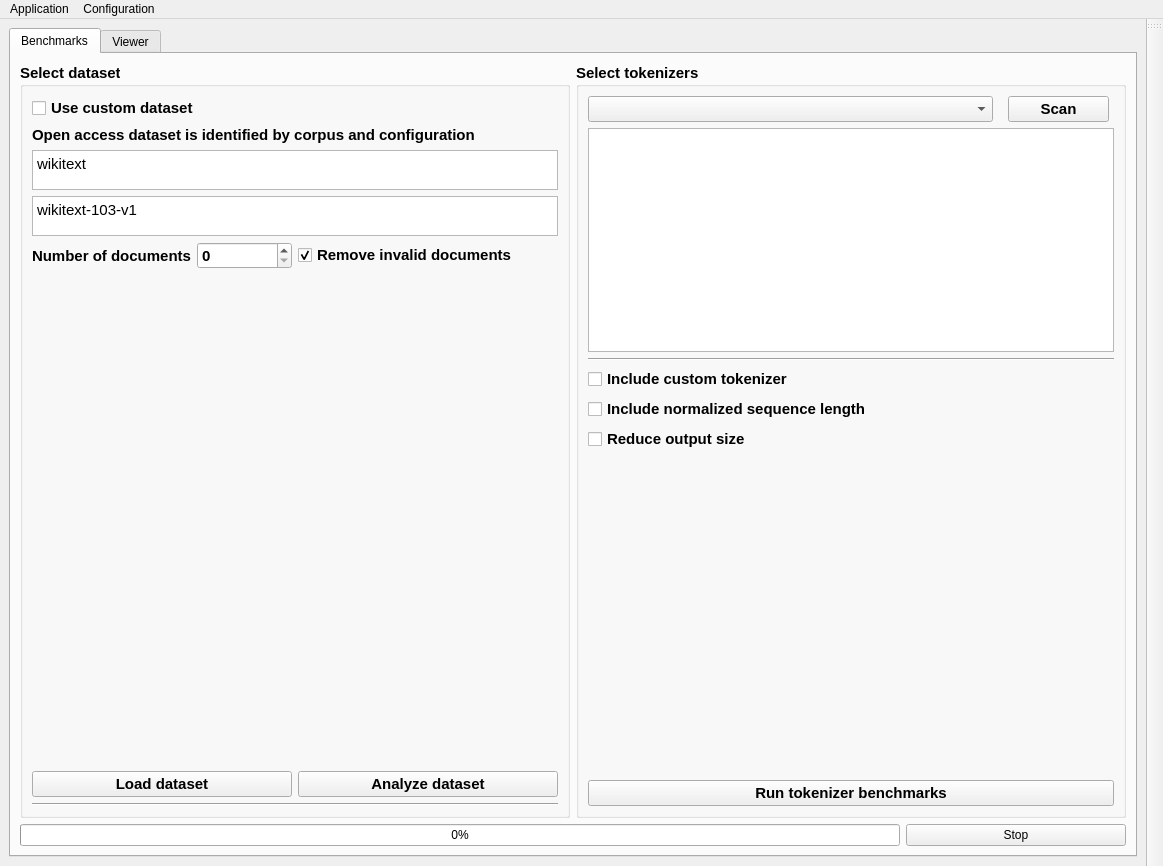
CTCycle/TKBEN-tokenizers-benchmarker, file TokenBenchy/app/assets/window_layout.ui: the form before one commit.
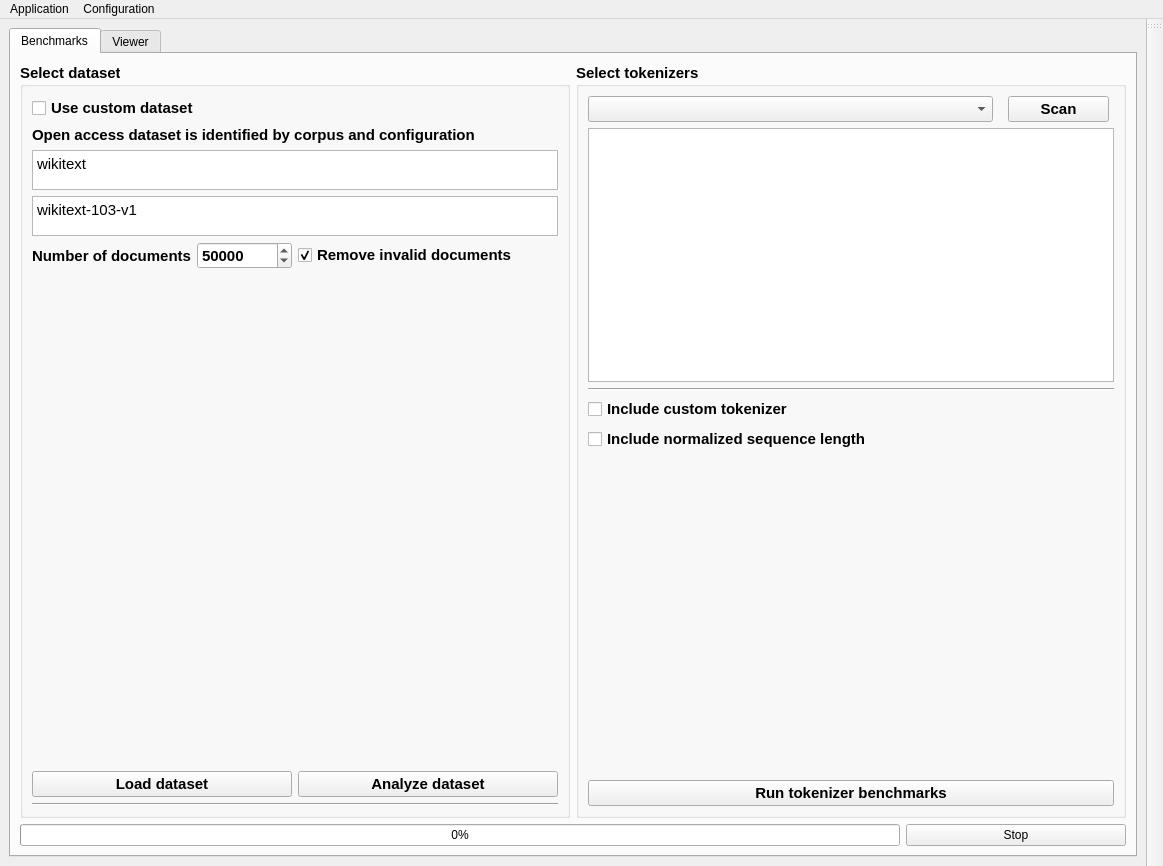
The form after the commit.

Patch:
```diff
--- a/TokenBenchy/app/assets/window_layout.ui
+++ b/TokenBenchy/app/assets/window_layout.ui
@@ -142,6 +142,9 @@
                    <property name="maximum">
                     <number>1000000000</number>
                    </property>
+                   <property name="value">
+                    <number>50000</number>
+                   </property>
                   </widget>
                  </item>
                 </layout>
@@ -267,13 +270,6 @@
                  </property>
                 </widget>
                </item>
-               <item>
-                <widget class="QCheckBox" name="reduceSize">
-                 <property name="text">
-                  <string>Reduce output size</string>
-                 </property>
-                </widget>
-               </item>
               </layout>
              </item>
              <item>
```
Left out of the diff: 3 changed lines with no effect on the pictures.
